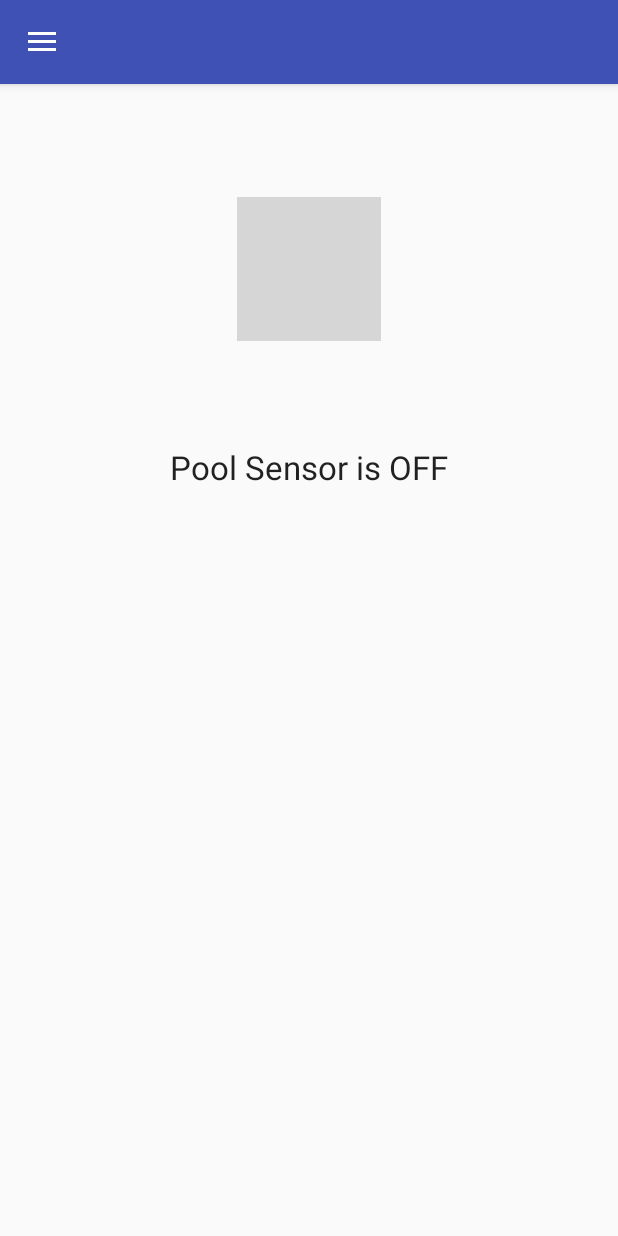
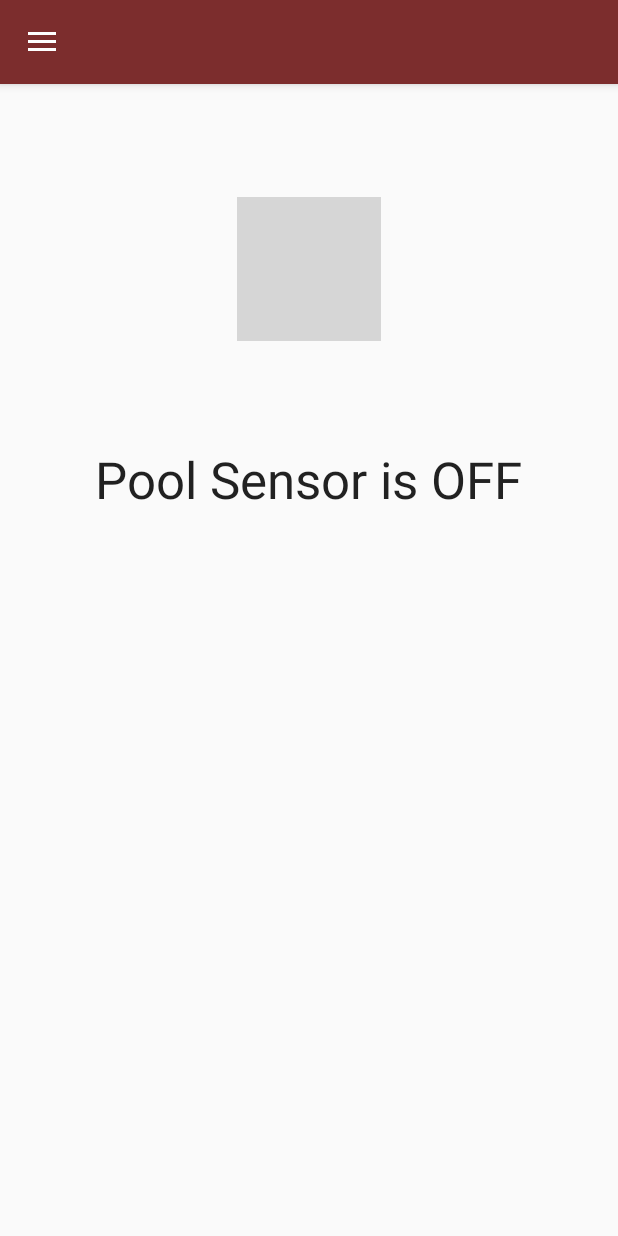
Before and after one commit to krazyasian/SensorApp, an Android app: the MainActivity screen opened directly, with no data from a screen before it, on a phone screen of 412 x 824 dp. Run offline under Robolectric (Android 15) with nearby library versions, the phone set to English and light mode, and no system bars; grey boxes are pictures that could not be loaded.

Commit message:
added menu images added text to strings.xml instread of hardcoding into layout changed header colour

```diff
--- a/app/src/main/res/drawable/side_nav_bar.xml
+++ b/app/src/main/res/drawable/side_nav_bar.xml
@@ -2,8 +2,8 @@
     android:shape="rectangle">
     <gradient
         android:angle="135"
-        android:centerColor="#4CAF50"
-        android:endColor="#2E7D32"
-        android:startColor="#81C784"
+        android:centerColor="#af4c4c"
+        android:endColor="#7c2d2d"
+        android:startColor="#c78181"
         android:type="linear" />
 </shape>
--- a/app/src/main/res/layout/app_bar_main.xml
+++ b/app/src/main/res/layout/app_bar_main.xml
@@ -16,7 +16,7 @@
             android:id="@+id/toolbar"
             android:layout_width="match_parent"
             android:layout_height="?attr/actionBarSize"
-            android:background="?attr/colorPrimary"
+            android:background="#7c2d2d"
             app:popupTheme="@style/AppTheme.PopupOverlay" />
 
     </android.support.design.widget.AppBarLayout>
--- a/app/src/main/res/layout/content_main.xml
+++ b/app/src/main/res/layout/content_main.xml
@@ -20,13 +20,14 @@
         android:background="@android:color/transparent"
         android:layout_marginTop="59dp"
         android:layout_alignParentTop="true"
-        android:layout_centerHorizontal="true" />
+        android:layout_centerHorizontal="true"
+        android:contentDescription="@string/power_button_desc" />
 
     <TextView
         android:layout_width="wrap_content"
         android:layout_height="wrap_content"
-        android:textAppearance="?android:attr/textAppearanceLarge"
-        android:text="Pool Sensor is OFF"
+        android:textAppearance="@style/TextAppearance.Design.CollapsingToolbar.Expanded"
+        android:text="@string/pool_sensor_off"
         android:id="@+id/sensorText"
         android:layout_marginTop="69dp"
         android:background="@null"
--- a/app/src/main/res/menu/activity_main_drawer.xml
+++ b/app/src/main/res/menu/activity_main_drawer.xml
@@ -4,16 +4,16 @@
     <group android:checkableBehavior="single">
         <item
             android:id="@+id/nav_status"
-            android:icon="@drawable/ic_menu_camera"
-            android:title="Status" />
+            android:icon="@drawable/status"
+            android:title="@string/menu_status" />
         <item
             android:id="@+id/nav_settings"
-            android:icon="@drawable/ic_menu_manage"
-            android:title="Settings" />
+            android:icon="@drawable/settings"
+            android:title="@string/menu_settings" />
         <item
             android:id="@+id/nav_help"
-            android:icon="@drawable/ic_menu_slideshow"
-            android:title="Help" />
+            android:icon="@drawable/help1"
+            android:title="@string/menu_help" />
         <!--<item-->
             <!--android:id="@+id/nav_gallery"-->
             <!--android:icon="@drawable/ic_menu_gallery"-->
--- a/app/src/main/res/values/strings.xml
+++ b/app/src/main/res/values/strings.xml
@@ -1,9 +1,22 @@
 <resources>
-    <string name="app_name">My Application</string>
+    <string name="app_name">Pool Sensor</string>
 
     <string name="navigation_drawer_open">Open navigation drawer</string>
     <string name="navigation_drawer_close">Close navigation drawer</string>
 
     <string name="action_settings">Settings</string>
     <string name="title_activity_main2">Main2Activity</string>
+
+    <string name="pool_sensor_off">Pool Sensor is OFF</string>
+    <string name="pool_sensor_on">Pool Sensor is ON</string>
+    <string name="power_button_desc">Turn the sensor ON/OFF</string>
+
+    <string name="triggered_text">ALARM TRIGGERED</string>
+    <string name="deactivate_button">DEACTIVATE</string>
+    <string name="caution_image_desc">ALARM TRIGGERED</string>
+
+    <string name="menu_status">Status</string>
+    <string name="menu_settings">Settings</string>
+    <string name="menu_help">Help</string>
+    <string name="menu_title">Pool Sensor</string>
 </resources>
```
Also changed, not shown: app/src/main/res/layout/activity_alert_screen.xml (+4 -3 lines), app/src/main/res/layout/nav_header_main.xml (+6 -6 lines).
